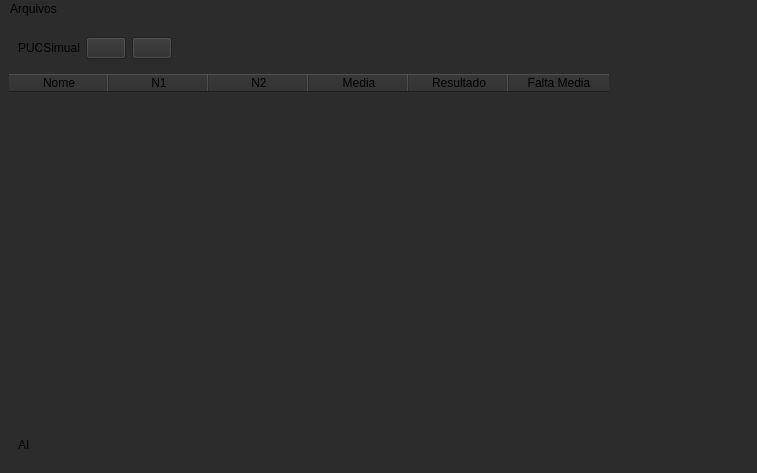
Before: the Qt Designer form _windows_.ui in KoTzJr/puc-grade-calculator, drawn with Qt 5.
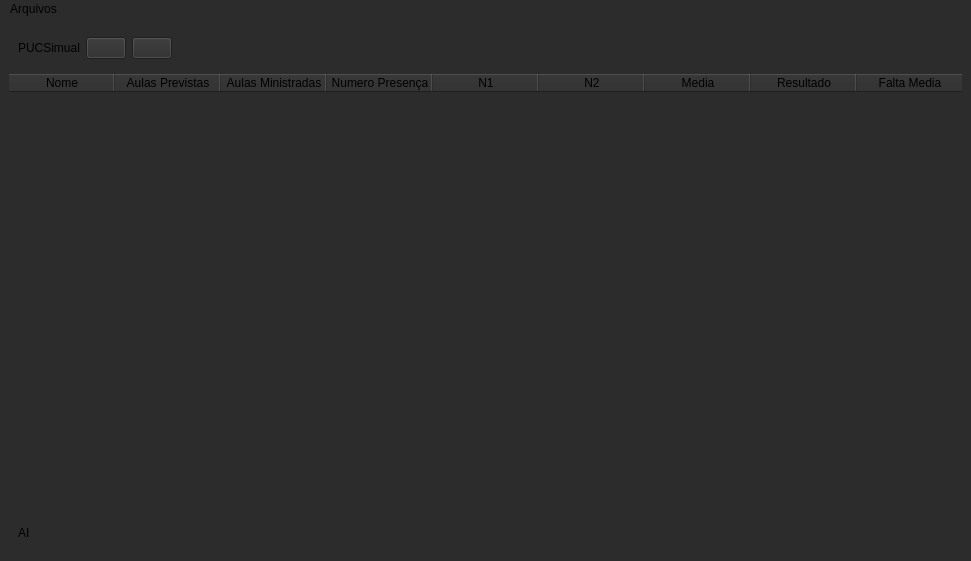
After: the same form once the commit is applied.

```diff
--- a/_windows_.ui
+++ b/_windows_.ui
@@ -6,16 +6,25 @@
    <rect>
     <x>0</x>
     <y>0</y>
-    <width>757</width>
-    <height>473</height>
+    <width>971</width>
+    <height>561</height>
    </rect>
   </property>
+  <property name="sizePolicy">
+   <sizepolicy hsizetype="Preferred" vsizetype="Preferred">
+    <horstretch>0</horstretch>
+    <verstretch>0</verstretch>
+   </sizepolicy>
+  </property>
   <property name="windowTitle">
    <string>_windows_</string>
   </property>
   <property name="styleSheet">
    <string notr="true">background-color: rgb(44, 44, 44);</string>
   </property>
+  <property name="tabShape">
+   <enum>QTabWidget::TabShape::Rounded</enum>
+  </property>
   <widget class="QWidget" name="centralwidget">
    <layout class="QVBoxLayout" name="verticalLayout">
     <item alignment="Qt::AlignmentFlag::AlignLeft">
@@ -59,6 +68,12 @@
     </item>
     <item>
      <widget class="QTableWidget" name="tableWidget">
+      <property name="sizePolicy">
+       <sizepolicy hsizetype="Expanding" vsizetype="Expanding">
+        <horstretch>0</horstretch>
+        <verstretch>0</verstretch>
+       </sizepolicy>
+      </property>
       <property name="styleSheet">
        <string notr="true">QTableWidget {
 background-color: rgb(44, 44, 44);
@@ -68,6 +83,9 @@
       <property name="frameShape">
        <enum>QFrame::Shape::NoFrame</enum>
       </property>
+      <property name="lineWidth">
+       <number>0</number>
+      </property>
       <property name="horizontalScrollBarPolicy">
        <enum>Qt::ScrollBarPolicy::ScrollBarAlwaysOff</enum>
       </property>
@@ -77,6 +95,18 @@
       <property name="gridStyle">
        <enum>Qt::PenStyle::NoPen</enum>
       </property>
+      <property name="cornerButtonEnabled">
+       <bool>false</bool>
+      </property>
+      <property name="rowCount">
+       <number>0</number>
+      </property>
+      <attribute name="horizontalHeaderCascadingSectionResizes">
+       <bool>false</bool>
+      </attribute>
+      <attribute name="horizontalHeaderDefaultSectionSize">
+       <number>106</number>
+      </attribute>
       <attribute name="verticalHeaderVisible">
        <bool>true</bool>
       </attribute>
@@ -85,6 +115,21 @@
         <string>Nome</string>
        </property>
       </column>
+      <column>
+       <property name="text">
+        <string>Aulas Previstas</string>
+       </property>
+      </column>
+      <column>
+       <property name="text">
+        <string>Aulas Ministradas</string>
+       </property>
+      </column>
+      <column>
+       <property name="text">
+        <string>Numero Presença</string>
+       </property>
+      </column>
       <column>
        <property name="text">
         <string>N1</string>
@@ -174,7 +219,7 @@
     <rect>
      <x>0</x>
      <y>0</y>
-     <width>757</width>
+     <width>971</width>
      <height>33</height>
     </rect>
    </property>
```
Left out of the diff: 5 changed lines with no effect on the pictures.
